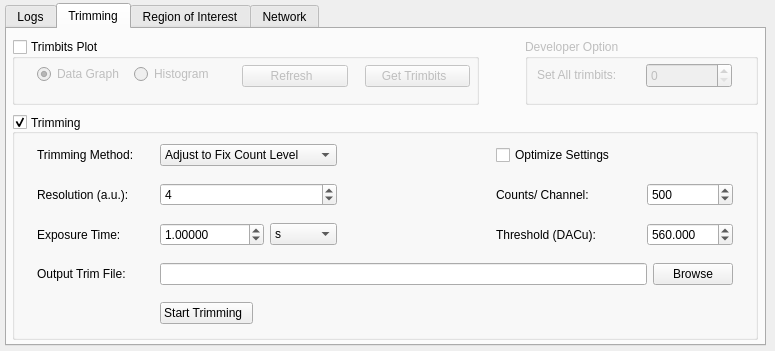
The window that slsDetectorGui/forms/form_tab_advanced.ui (slsdetectorgroup/slsDetectorPackage) describes before a commit, drawn with Qt 5.
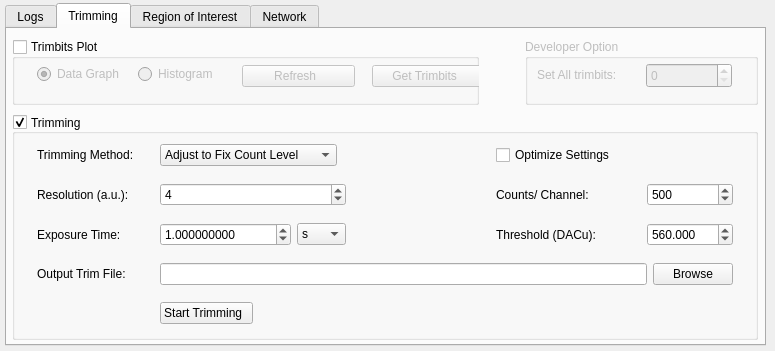
The same window after the commit. Icons and pictures are not drawn.

Commit message: allowing -1 in gui for spinbox

The edit to the form file:
```diff
--- a/slsDetectorGui/forms/form_tab_advanced.ui
+++ b/slsDetectorGui/forms/form_tab_advanced.ui
@@ -142,7 +142,7 @@
        <rect>
         <x>230</x>
         <y>15</y>
-        <width>228</width>
+        <width>242</width>
         <height>44</height>
        </rect>
       </property>
@@ -198,7 +198,7 @@
        <rect>
         <x>25</x>
         <y>20</y>
-        <width>187</width>
+        <width>195</width>
         <height>31</height>
        </rect>
       </property>
@@ -339,10 +339,10 @@
           <bool>false</bool>
          </property>
          <property name="decimals">
-          <number>5</number>
+          <number>9</number>
          </property>
          <property name="minimum">
-          <double>0.000000000000000</double>
+          <double>-1.000000000000000</double>
          </property>
          <property name="maximum">
           <double>2000000000.000000000000000</double>
```
Left out of the diff: 4 changed lines with no effect on the pictures. The commit also changes 3 other files.
